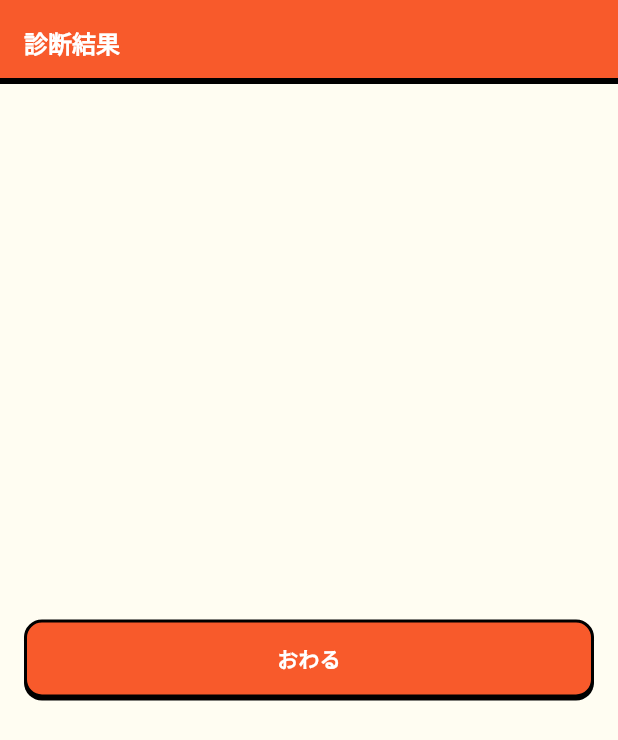
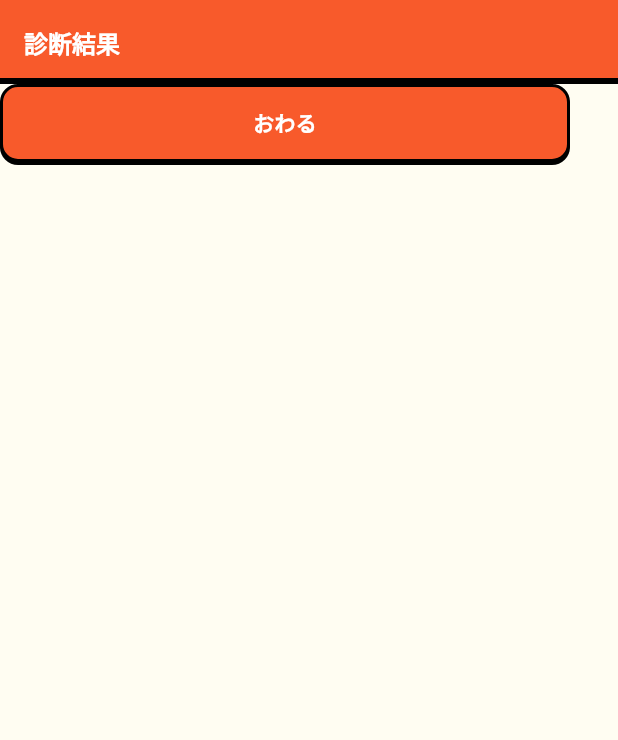
Before and after one commit to OriginMaster2024/origin_master_2024_flutter, a Flutter app: the ResultPage screen opened directly, on a phone screen of 412 x 824 dp. Shown: the top 740 px of the screen. Run offline on Flutter 3.47's test engine with Material 3 defaults, Android fonts, the phone set to English and light mode, and no system bars; our stand-ins replace audioplayers, flutter_hooks, flutter_svg, gap, google_fonts, hooks_riverpod and 2 more.

Commit message:
Add Stack

```diff
--- a/lib/page/result_page.dart
+++ b/lib/page/result_page.dart
@@ -15,8 +15,9 @@ class ResultPage extends StatelessWidget {
           title: const Text('診断結果'),
           automaticallyImplyLeading: false,
         ),
-        body: Center(
-          child: SizedBox(
+        body: Stack(
+          children: [
+            SizedBox(
               width: DeviceSize.width - 32,
               child: ActionButton(
                 onPressed: () {
@@ -24,7 +25,8 @@ class ResultPage extends StatelessWidget {
                 },
                 title: "おわる",
               ),
-          ),
+            )
+          ],
         ),
       ),
     );
```
Lines whose indentation alone changed are shown as unchanged.
